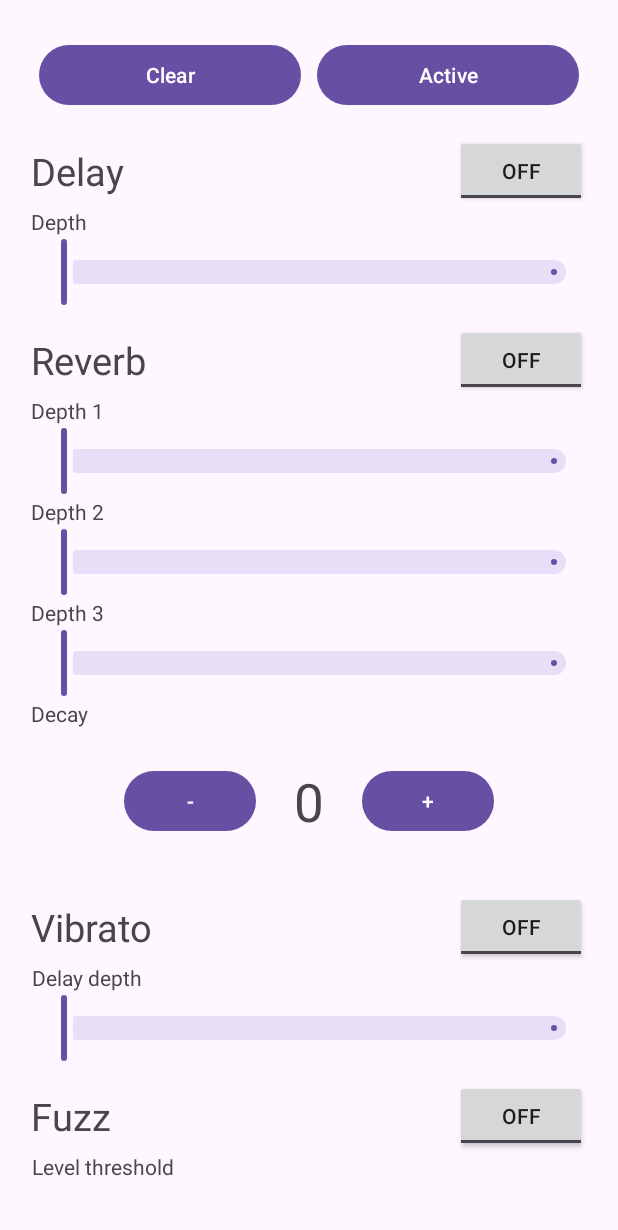
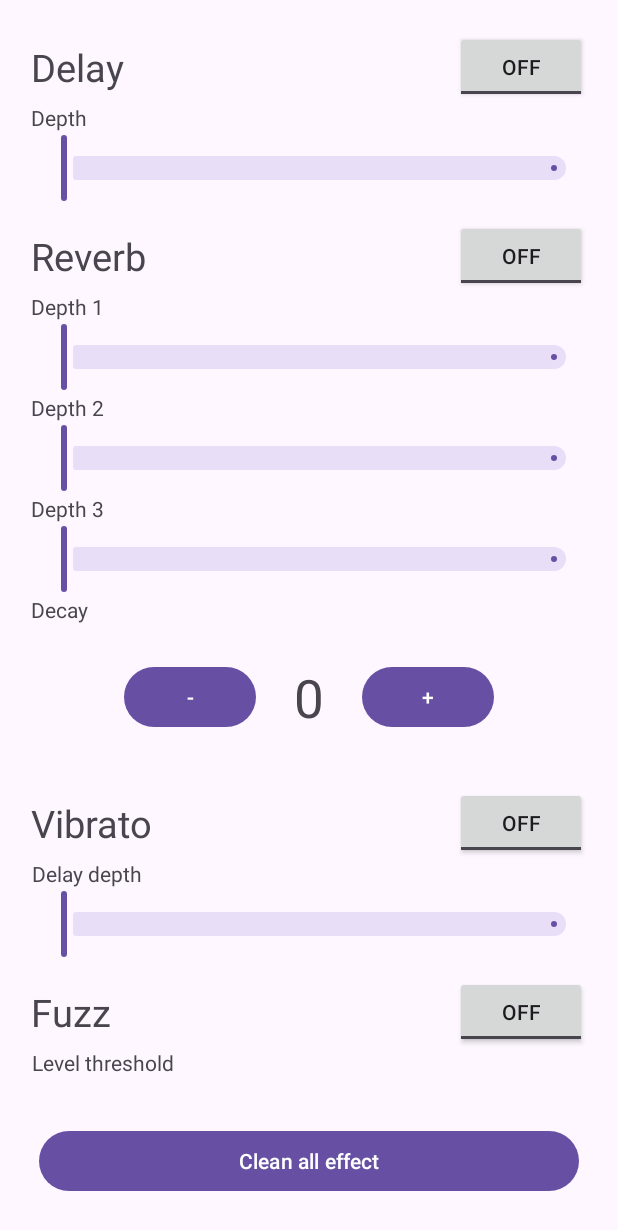
Before and after one commit to SealtielFreak/SoundPiController, an Android app: the screen it shows after launch (MainActivity), on a phone screen of 412 x 824 dp. Shown: the top 1230 px of the screen. Run offline under Robolectric (Android 15) with nearby library versions, the phone set to English and light mode, and no system bars.

Commit message:
Fix controlls

```diff
--- a/app/src/main/res/layout/activity_main.xml
+++ b/app/src/main/res/layout/activity_main.xml
@@ -8,11 +8,12 @@
     android:padding="5dp"
     tools:context=".MainActivity">
 
-    <include layout="@layout/controls" />
 
     <ScrollView
         android:layout_width="match_parent"
-        android:layout_height="wrap_content">
+        android:layout_height="0dp"
+        android:layout_weight="1"
+        android:fillViewport="true">
 
         <LinearLayout
             android:layout_width="match_parent"
@@ -27,7 +28,7 @@
 
             <include layout="@layout/effect_fuzz" />
         </LinearLayout>
-
     </ScrollView>
 
+    <include layout="@layout/controls" />
 </LinearLayout>
--- a/app/src/main/res/layout/controls.xml
+++ b/app/src/main/res/layout/controls.xml
@@ -10,13 +10,6 @@
         android:layout_height="wrap_content"
         android:layout_weight="1"
         android:layout_margin="5dp"
-        android:text="Clear" />
+        android:text="Clean all effect" />
 
-    <Button
-        android:id="@+id/active_btn"
-        android:layout_width="wrap_content"
-        android:layout_height="wrap_content"
-        android:layout_weight="1"
-        android:layout_margin="5dp"
-        android:text="Active" />
 </LinearLayout>
```
